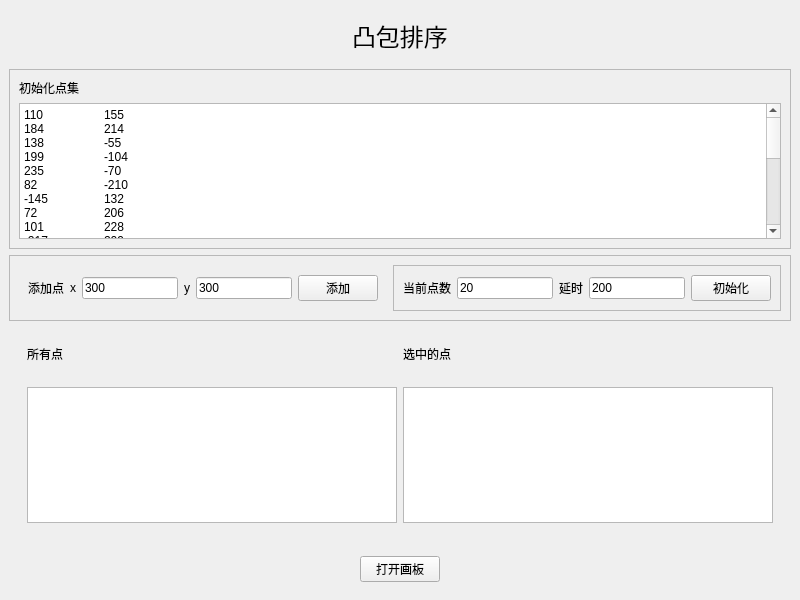
The window that mainwindow.ui (ningzichun/ConvexHull) describes before a commit, drawn with Qt 5.
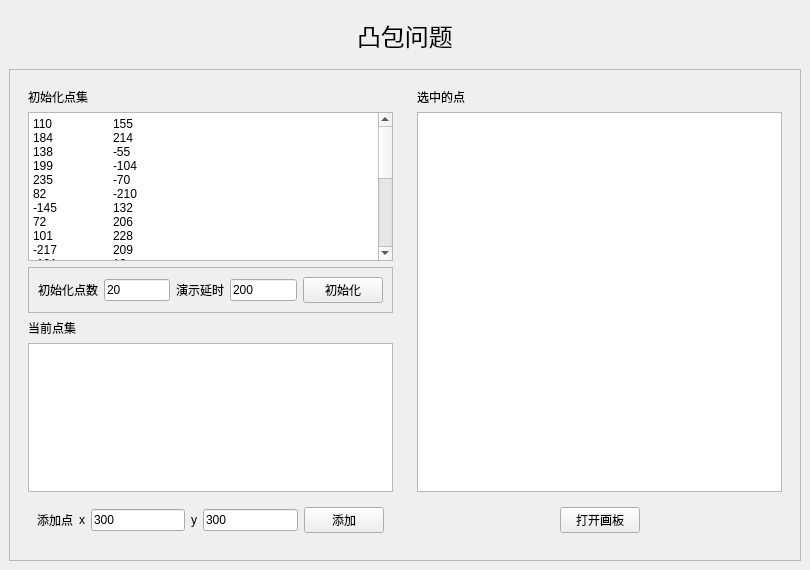
The same window after the commit.

```diff
--- a/mainwindow.ui
+++ b/mainwindow.ui
@@ -6,8 +6,8 @@
    <rect>
     <x>0</x>
     <y>0</y>
-    <width>800</width>
-    <height>600</height>
+    <width>810</width>
+    <height>570</height>
    </rect>
   </property>
   <property name="windowTitle">
@@ -42,7 +42,7 @@
           </font>
          </property>
          <property name="text">
-          <string>凸包排序</string>
+          <string>凸包问题</string>
          </property>
         </widget>
        </item>
@@ -70,7 +70,10 @@
       <property name="frameShadow">
        <enum>QFrame::Raised</enum>
       </property>
-      <layout class="QVBoxLayout" name="verticalLayout_5">
+      <layout class="QHBoxLayout" name="horizontalLayout_8" stretch="1,1">
+       <item>
+        <widget class="QWidget" name="widget_8" native="true">
+         <layout class="QVBoxLayout" name="verticalLayout_2">
        <item>
         <widget class="QLabel" name="label_6">
          <property name="text">
@@ -105,18 +108,88 @@
          </property>
         </widget>
        </item>
-      </layout>
-     </widget>
-    </item>
     <item>
-     <widget class="QFrame" name="frame">
+           <widget class="QFrame" name="frame_3">
       <property name="frameShape">
        <enum>QFrame::StyledPanel</enum>
       </property>
       <property name="frameShadow">
        <enum>QFrame::Raised</enum>
       </property>
-      <layout class="QHBoxLayout" name="horizontalLayout_4">
+            <layout class="QHBoxLayout" name="horizontalLayout_3">
+             <item>
+              <widget class="QLabel" name="label_5">
+               <property name="text">
+                <string>初始化点数</string>
+               </property>
+              </widget>
+             </item>
+             <item>
+              <widget class="QLineEdit" name="initialN">
+               <property name="maximumSize">
+                <size>
+                 <width>100</width>
+                 <height>16777215</height>
+                </size>
+               </property>
+               <property name="text">
+                <string>20</string>
+               </property>
+              </widget>
+             </item>
+             <item>
+              <widget class="QLabel" name="label_9">
+               <property name="text">
+                <string>演示延时</string>
+               </property>
+              </widget>
+             </item>
+             <item>
+              <widget class="QLineEdit" name="inputDelay">
+               <property name="maximumSize">
+                <size>
+                 <width>100</width>
+                 <height>16777215</height>
+                </size>
+               </property>
+               <property name="text">
+                <string>200</string>
+               </property>
+              </widget>
+             </item>
+             <item>
+              <widget class="QPushButton" name="initialButton">
+               <property name="maximumSize">
+                <size>
+                 <width>100</width>
+                 <height>16777215</height>
+                </size>
+               </property>
+               <property name="text">
+                <string>初始化</string>
+               </property>
+              </widget>
+             </item>
+            </layout>
+           </widget>
+          </item>
+          <item>
+           <widget class="QLabel" name="label_8">
+            <property name="text">
+             <string>当前点集</string>
+            </property>
+           </widget>
+          </item>
+          <item>
+           <widget class="QTextBrowser" name="allPoints">
+            <property name="minimumSize">
+             <size>
+              <width>0</width>
+              <height>0</height>
+             </size>
+            </property>
+           </widget>
+          </item>
        <item>
         <widget class="QWidget" name="widget" native="true">
          <layout class="QHBoxLayout" name="horizontalLayout_2">
@@ -136,6 +209,12 @@
           </item>
           <item>
            <widget class="QLineEdit" name="newX">
+               <property name="maximumSize">
+                <size>
+                 <width>100</width>
+                 <height>16777215</height>
+                </size>
+               </property>
             <property name="text">
              <string>300</string>
             </property>
@@ -150,6 +229,12 @@
           </item>
           <item>
            <widget class="QLineEdit" name="newY">
+               <property name="maximumSize">
+                <size>
+                 <width>100</width>
+                 <height>16777215</height>
+                </size>
+               </property>
             <property name="text">
              <string>300</string>
             </property>
@@ -157,6 +242,12 @@
           </item>
           <item>
            <widget class="QPushButton" name="addButton">
+               <property name="maximumSize">
+                <size>
+                 <width>100</width>
+                 <height>16777215</height>
+                </size>
+               </property>
             <property name="text">
              <string>添加</string>
             </property>
@@ -165,69 +256,12 @@
          </layout>
         </widget>
        </item>
-       <item>
-        <widget class="QFrame" name="frame_3">
-         <property name="frameShape">
-          <enum>QFrame::StyledPanel</enum>
-         </property>
-         <property name="frameShadow">
-          <enum>QFrame::Raised</enum>
-         </property>
-         <layout class="QHBoxLayout" name="horizontalLayout_3">
-          <item>
-           <widget class="QLabel" name="label_5">
-            <property name="text">
-             <string>当前点数</string>
-            </property>
-           </widget>
-          </item>
-          <item>
-           <widget class="QLineEdit" name="initialN">
-            <property name="text">
-             <string>20</string>
-            </property>
-           </widget>
-          </item>
-          <item>
-           <widget class="QLabel" name="label_9">
-            <property name="text">
-             <string>延时</string>
-            </property>
-           </widget>
-          </item>
-          <item>
-           <widget class="QLineEdit" name="inputDelay">
-            <property name="text">
-             <string>200</string>
-            </property>
-           </widget>
-          </item>
-          <item>
-           <widget class="QPushButton" name="initialButton">
-            <property name="text">
-             <string>初始化</string>
-            </property>
-           </widget>
-          </item>
          </layout>
         </widget>
        </item>
-      </layout>
-     </widget>
-    </item>
-    <item>
-     <widget class="QWidget" name="widget_2" native="true">
-      <layout class="QVBoxLayout" name="verticalLayout">
        <item>
         <widget class="QWidget" name="widget_6" native="true">
-         <layout class="QHBoxLayout" name="horizontalLayout_7">
-          <item>
-           <widget class="QLabel" name="label_8">
-            <property name="text">
-             <string>所有点</string>
-            </property>
-           </widget>
-          </item>
+         <layout class="QVBoxLayout" name="verticalLayout_5">
           <item>
            <widget class="QLabel" name="label_7">
             <property name="text">
@@ -235,22 +269,14 @@
             </property>
            </widget>
           </item>
-         </layout>
-        </widget>
-       </item>
        <item>
-        <widget class="QWidget" name="widget_3" native="true">
-         <layout class="QHBoxLayout" name="horizontalLayout">
-          <item>
-           <widget class="QTextBrowser" name="allPoints"/>
-          </item>
-          <item>
-           <widget class="QTextBrowser" name="selectedPoints"/>
-          </item>
-         </layout>
-        </widget>
-       </item>
-      </layout>
+           <widget class="QTextBrowser" name="selectedPoints">
+            <property name="minimumSize">
+             <size>
+              <width>0</width>
+              <height>0</height>
+             </size>
+            </property>
      </widget>
     </item>
     <item>
@@ -294,6 +320,12 @@
     </item>
    </layout>
   </widget>
+       </item>
+      </layout>
+     </widget>
+    </item>
+   </layout>
+  </widget>
   <widget class="QMenuBar" name="menubar">
    <property name="geometry">
     <rect>
```
Left out of the diff: 2 changed lines with no effect on the pictures. Lines whose indentation alone changed are shown as unchanged.
